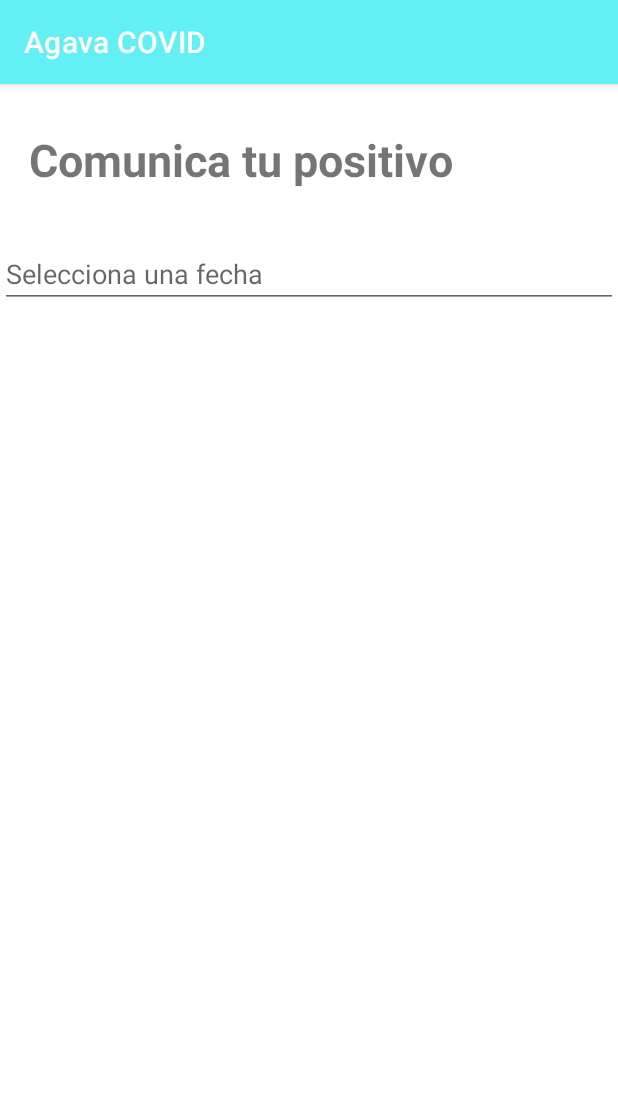
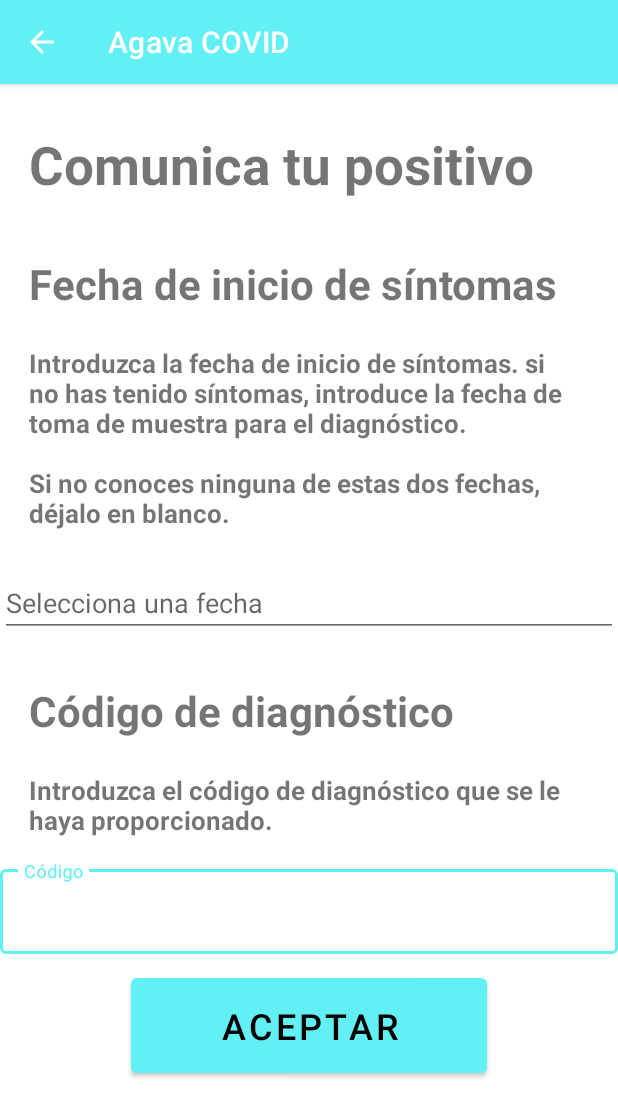
Before and after one commit to Aga-Gava/AgavaCOVID, an Android app: the SendActivity screen opened directly, with no data from a screen before it, on a phone screen of 412 x 824 dp. Shown: the top 1117 px of the screen. Run offline under Robolectric (Android 15) with nearby library versions, the phone set to English and light mode, and no system bars.

Commit message:
Interfaz Activity send terminada

```diff
--- a/app/build.gradle
+++ b/app/build.gradle
@@ -40,7 +40,6 @@ dependencies {
     implementation 'androidx.lifecycle:lifecycle-livedata-ktx:2.2.0'
     implementation 'androidx.lifecycle:lifecycle-viewmodel-ktx:2.2.0'
     implementation 'androidx.legacy:legacy-support-v4:1.0.0'
-    implementation 'org.dpppt:dp3t-sdk-android:1.0.0'
     testImplementation 'junit:junit:4.+'
     androidTestImplementation 'androidx.test.ext:junit:1.1.1'
     androidTestImplementation 'androidx.test.espresso:espresso-core:3.2.0'
--- a/app/src/main/AndroidManifest.xml
+++ b/app/src/main/AndroidManifest.xml
@@ -9,7 +9,8 @@
         android:roundIcon="@mipmap/ic_launcher_round"
         android:supportsRtl="true"
         android:theme="@style/Theme.AgavaCOVID">
-        <activity android:name=".SendActivity"></activity>
+        <activity android:name=".SendActivity" android:parentActivityName=".MainActivity">
+        </activity>
         <activity
             android:name=".MainActivity"
             android:label="@string/app_name">
--- a/app/src/main/java/com/example/agavacovid/MainActivity.java
+++ b/app/src/main/java/com/example/agavacovid/MainActivity.java
@@ -11,16 +11,13 @@ import androidx.navigation.Navigation;
 import androidx.navigation.ui.AppBarConfiguration;
 import androidx.navigation.ui.NavigationUI;
 
-import org.dpppt.android.sdk.BuildConfig;
-import org.dpppt.android.sdk.DP3T;
-import org.dpppt.android.sdk.models.ApplicationInfo;
+
 
 public class MainActivity extends AppCompatActivity {
 
     @Override
     protected void onCreate(Bundle savedInstanceState) {
         super.onCreate(savedInstanceState);
-        DP3T.init(this.getBaseContext(), ApplicationInfo(BuildConfig.), signaturePublicKey);
         setContentView(R.layout.activity_main);
         //this.requestWindowFeature(Window.FEATURE_NO_TITLE);
         BottomNavigationView navView = findViewById(R.id.nav_view);
--- a/app/src/main/java/com/example/agavacovid/SendActivity.java
+++ b/app/src/main/java/com/example/agavacovid/SendActivity.java
@@ -17,11 +17,14 @@ public class SendActivity extends AppCompatActivity  {
     private View vistaEnvio;
     private EditText fecha;
     private DatePickerDialog picker;
+    private static final long CATORCE_DIAS = 1209600000; //El numero del demonio son 14 dias en milisegundos T-T
 
     @Override
     protected void onCreate(Bundle savedInstanceState) {
         super.onCreate(savedInstanceState);
         setContentView(R.layout.activity_send);
+        getSupportActionBar().setDisplayHomeAsUpEnabled(true);
+
 
 
         vistaEnvio = (View) findViewById(R.id.vistaEnvio);
@@ -43,7 +46,7 @@ public class SendActivity extends AppCompatActivity  {
                             }
                         }, year, month, day);
                 picker.getDatePicker().setMaxDate(System.currentTimeMillis());
-                picker.getDatePicker().setMinDate(System.currentTimeMillis() - 1209600000); //El numero del demonio son 14 dias en milisegundos T-T
+                picker.getDatePicker().setMinDate(System.currentTimeMillis() - CATORCE_DIAS);
                 picker.show();
             }
         });
--- a/app/src/main/java/com/example/agavacovid/ui/home/HomeFragment.java
+++ b/app/src/main/java/com/example/agavacovid/ui/home/HomeFragment.java
@@ -7,6 +7,7 @@ import android.view.View;
 import android.view.ViewGroup;
 import android.widget.Button;
 import android.widget.ImageButton;
+import android.widget.TextView;
 
 import androidx.annotation.NonNull;
 import androidx.annotation.Nullable;
@@ -25,6 +26,7 @@ public class HomeFragment extends Fragment implements View.OnClickListener {
     private Button info;
     private ImageButton buttonInfo;
     private ImageButton buttonEnvio;
+    private TextView textButtonEnvio;
 
     public View onCreateView(@NonNull LayoutInflater inflater,
                              ViewGroup container, Bundle savedInstanceState) {
@@ -35,10 +37,12 @@ public class HomeFragment extends Fragment implements View.OnClickListener {
 
         buttonInfo = (ImageButton) view.findViewById(R.id.buttonInfo);
         buttonEnvio = (ImageButton) view.findViewById(R.id.buttonEnvio);
+        textButtonEnvio = (TextView) view.findViewById(R.id.textButtonEnvio);
 
         // Listeners
-        buttonInfo.setOnClickListener(this);
+        //buttonInfo.setOnClickListener(this);
         buttonEnvio.setOnClickListener(this);
+        textButtonEnvio.setOnClickListener(this);
 
         homeViewModel.getText().observe(getViewLifecycleOwner(), new Observer<String>() {
             @Override
--- a/app/src/main/res/layout/activity_send.xml
+++ b/app/src/main/res/layout/activity_send.xml
@@ -8,19 +8,36 @@
     android:id="@+id/vistaEnvio"
     tools:context=".SendActivity">
 
-    <TextView
-        android:layout_width="match_parent"
-        android:layout_height="30dp"
-        android:layout_gravity="center" />
+    <Space
+        android:layout_width="1dp"
+        android:layout_height="30dp"/>
 
     <TextView
         android:layout_width="373dp"
-        android:layout_height="74dp"
+        android:layout_height="84dp"
         android:layout_gravity="center"
         android:text="@string/title_envio"
-        android:textSize="30sp"
+        android:textSize="35sp"
         android:textStyle="bold" />
 
+    <TextView
+        android:layout_width="373dp"
+        android:layout_height="60dp"
+        android:layout_gravity="center"
+        android:text="@string/title_envio_fecha"
+        android:textSize="28sp"
+        android:textStyle="bold" />
+
+    <TextView
+        android:layout_width="373dp"
+        android:layout_height="134dp"
+        android:layout_gravity="center"
+        android:text="@string/title_envio_fecha_info"
+        android:textSize="17sp"
+        android:textStyle="bold" />
+    <Space
+        android:layout_width="1dp"
+        android:layout_height="15dp"/>
     <EditText
         android:id="@+id/etPlannedDate"
         android:hint="@string/hint_fecha"
@@ -31,4 +48,55 @@
         android:clickable="true"
         android:maxLines="1" />
 
+    <Space
+        android:layout_width="1dp"
+        android:layout_height="30dp"/>
+
+    <TextView
+        android:layout_width="373dp"
+        android:layout_height="60dp"
+        android:layout_gravity="center"
+        android:text="@string/title_envio_codigo"
+        android:textSize="28sp"
+        android:textStyle="bold" />
+
+
+    <TextView
+        android:layout_width="373dp"
+        android:layout_height="44dp"
+        android:layout_gravity="center"
+        android:text="@string/title_envio_codigo_info"
+        android:textSize="17sp"
+        android:textStyle="bold" />
+    <Space
+        android:layout_width="1dp"
+        android:layout_height="15dp"/>
+
+    <com.google.android.material.textfield.TextInputLayout
+        android:id="@+id/outlinedTextField"
+        style="@style/Widget.MaterialComponents.TextInputLayout.OutlinedBox"
+        android:layout_width="match_parent"
+        android:layout_height="wrap_content"
+        android:hint="Código">
+
+        <com.google.android.material.textfield.TextInputEditText
+            android:layout_width="match_parent"
+            android:layout_height="wrap_content" />
+
+    </com.google.android.material.textfield.TextInputLayout>
+    <Space
+        android:layout_width="1dp"
+        android:layout_height="10dp"/>
+    <Button
+        android:id="@+id/button"
+        android:layout_width="237dp"
+        android:layout_height="75dp"
+        android:layout_gravity="center"
+        android:text="Aceptar"
+        android:textColor="@color/black"
+        android:elevation="20dp"
+        android:textSize="24sp" />
+
+
+
 </LinearLayout>
--- a/app/src/main/res/layout/fragment_home.xml
+++ b/app/src/main/res/layout/fragment_home.xml
@@ -62,7 +62,7 @@
         app:layout_constraintVertical_bias="0.573" />
 
     <TextView
-        android:id="@+id/textView3"
+        android:id="@+id/textButtonEnvio"
         android:layout_width="298dp"
         android:layout_height="48dp"
         android:clickable="true"
--- a/app/src/main/res/values/strings.xml
+++ b/app/src/main/res/values/strings.xml
@@ -23,6 +23,10 @@
     <string name="italian">Italiano</string>
     <string name="german">Deutsch</string>
     <string name="russian">Русский</string>
-
+    <string name="title_envio_fecha">Fecha de inicio de síntomas</string>
+    <string name="title_envio_fecha_info">"Introduzca la fecha de inicio de síntomas. si no has tenido síntomas, introduce la fecha de toma de muestra para el diagnóstico.
+        \nSi no conoces ninguna de estas dos fechas, déjalo en blanco."</string>
+    <string name="title_envio_codigo">Código de diagnóstico</string>
+    <string name="title_envio_codigo_info">Introduzca el código de diagnóstico que se le haya proporcionado.</string>
 
 </resources>
--- a/app/src/main/res/values/themes.xml
+++ b/app/src/main/res/values/themes.xml
@@ -9,8 +9,17 @@
         <item name="colorSecondary">@color/teal_200</item>
         <item name="colorSecondaryVariant">@color/teal_700</item>
         <item name="colorOnSecondary">@color/black</item>
+
         <!-- Status bar color. -->
         <item name="android:statusBarColor" tools:targetApi="l">?attr/colorPrimaryVariant</item>
         <!-- Customize your theme here. -->
+
     </style>
+    <style name="TextAppearance.AppCompat.Widget.ActionBar.Title" parent="@android:style/TextAppearance">
+        <item name="android:textColor">@color/black</item>
+
+
+    </style>
+
+
 </resources>
```
